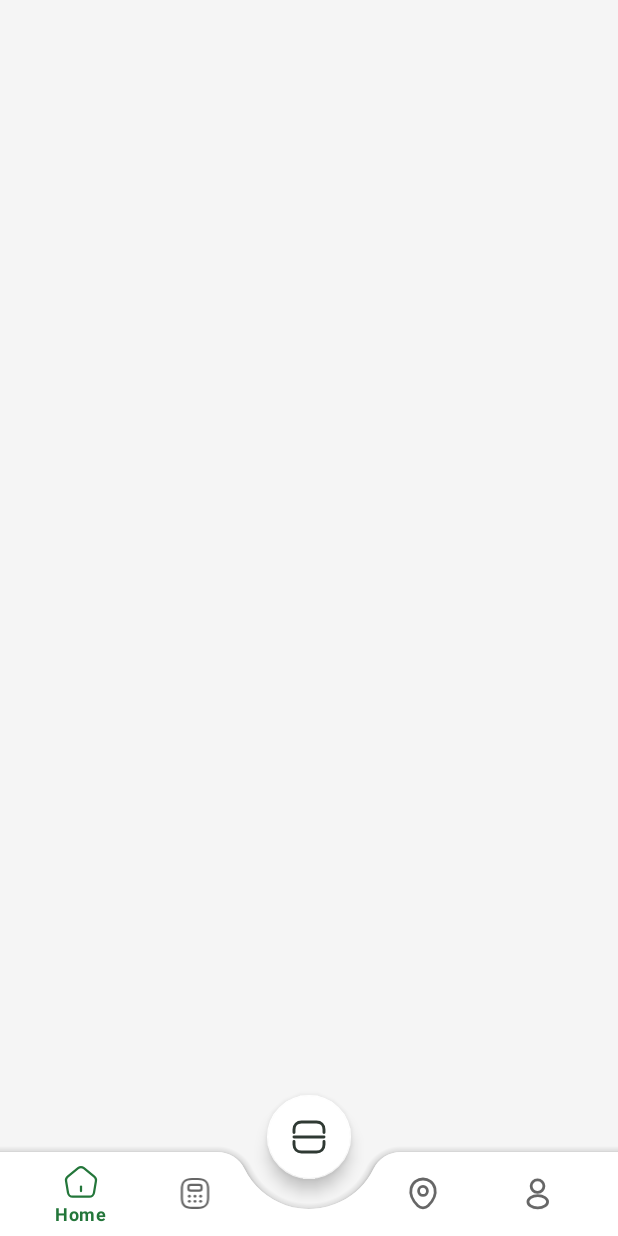
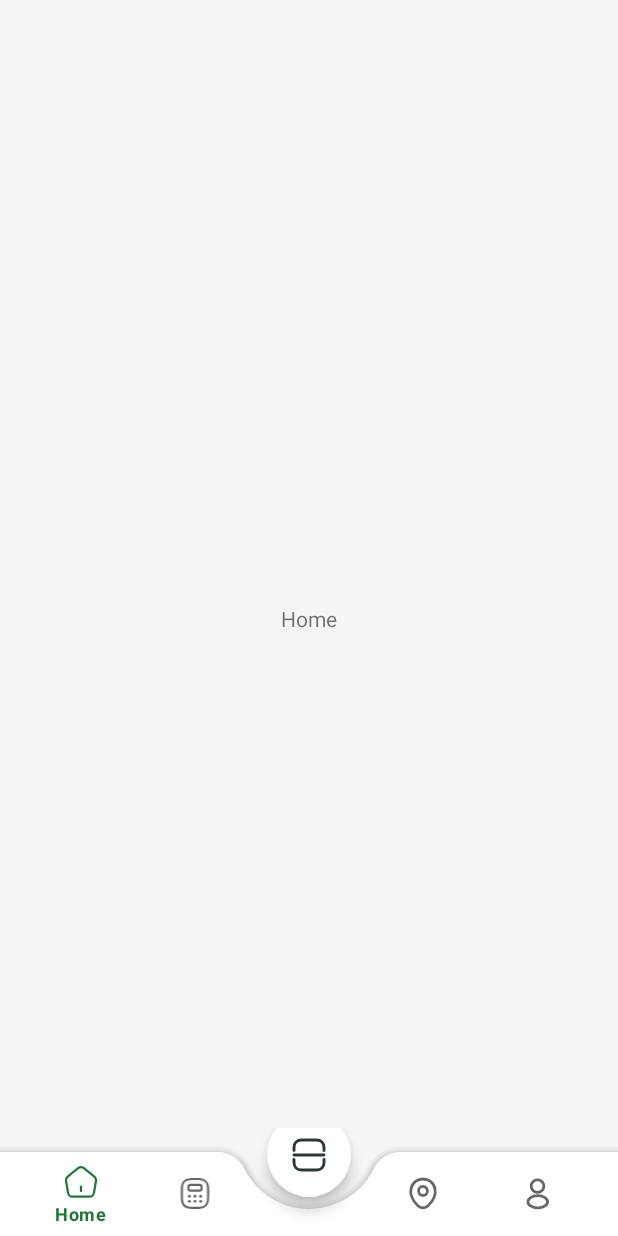
Before and after one commit to DickyArya01/PadTaniApp, an Android app: the screen it shows after launch (MainActivity), after a tap on "LOGIN", on a phone screen of 412 x 824 dp. Run offline under Robolectric (Android 15) with nearby library versions, the light colour scheme and no system bars.

Commit message:
home fragment and main nav

```diff
--- a/app/build.gradle
+++ b/app/build.gradle
@@ -39,8 +39,13 @@ dependencies {
 
     implementation 'androidx.core:core-ktx:1.7.0'
     implementation 'androidx.appcompat:appcompat:1.4.1'
-    implementation 'com.google.android.material:material:1.5.0'
-    implementation 'androidx.constraintlayout:constraintlayout:2.1.3'
+    implementation 'com.google.android.material:material:1.6.0'
+    implementation 'androidx.constraintlayout:constraintlayout:2.1.4'
+    implementation 'com.google.android.material:material:1.6.0'
+    implementation 'androidx.navigation:navigation-fragment-ktx:2.4.2'
+    implementation 'androidx.navigation:navigation-ui-ktx:2.4.2'
+    implementation 'androidx.lifecycle:lifecycle-livedata-ktx:2.3.1'
+    implementation 'androidx.lifecycle:lifecycle-viewmodel-ktx:2.3.1'
     testImplementation 'junit:junit:4.13.2'
     androidTestImplementation 'androidx.test.ext:junit:1.1.3'
     androidTestImplementation 'androidx.test.espresso:espresso-core:3.4.0'
--- a/app/src/main/AndroidManifest.xml
+++ b/app/src/main/AndroidManifest.xml
@@ -10,16 +10,19 @@
         android:supportsRtl="true"
         android:theme="@style/Theme.PadTaniApp">
         <activity
+            android:name=".MainActivity2"
+            android:exported="false"
+            android:label="@string/title_activity_main2" />
+        <activity
             android:name=".ui.register.RegisterActivity"
             android:exported="false"
-            android:label=""/>
+            android:label="" />
         <activity
             android:name=".ui.main.MainActivity"
             android:exported="false"
-            android:theme="@style/Theme.PadTaniApp"/>
+            android:theme="@style/Theme.PadTaniApp" />
         <activity
             android:name="com.kelompok27.padtaniapp.ui.splashscreen.SplashscreenActivity"
-
             android:exported="true"
             android:theme="@style/NoBar">
             <intent-filter>
@@ -31,7 +34,7 @@
         <activity
             android:name=".ui.login.LoginActivity"
             android:exported="false"
-            android:label=""/>
+            android:label="" />
     </application>
 
 </manifest>
--- a/app/src/main/java/com/kelompok27/padtaniapp/ui/login/LoginActivity.kt
+++ b/app/src/main/java/com/kelompok27/padtaniapp/ui/login/LoginActivity.kt
@@ -43,12 +43,12 @@ class LoginActivity : AppCompatActivity() {
         }
     }
 
-    private fun customToolbar(desc: String){
+    private fun customToolbar(description: String){
         customToolbar= findViewById(R.id.toolbar)
         textToolbar = findViewById(R.id.toolbarTitle)
 
         setSupportActionBar(customToolbar)
-        textToolbar.text = "$desc"
+        textToolbar.text = description
     }
 
 }
--- a/app/src/main/java/com/kelompok27/padtaniapp/ui/main/MainActivity.kt
+++ b/app/src/main/java/com/kelompok27/padtaniapp/ui/main/MainActivity.kt
@@ -2,6 +2,8 @@ package com.kelompok27.padtaniapp.ui.main
 
 import androidx.appcompat.app.AppCompatActivity
 import android.os.Bundle
+import android.system.Os
+import com.google.android.material.bottomnavigation.BottomNavigationView
 import com.kelompok27.padtaniapp.databinding.ActivityMainBinding
 
 class MainActivity : AppCompatActivity() {
@@ -15,7 +17,9 @@ class MainActivity : AppCompatActivity() {
         binding.apply {
             bottomNavigationView.background = null
             bottomNavigationView.menu.getItem(2).isEnabled = false
+            val navView: BottomNavigationView = bottomNavigationView
         }
+
 
     }
 }
--- /dev/null
+++ b/app/src/main/java/com/kelompok27/padtaniapp/ui/main/ui/home/HomeFragment.kt
@@ -0,0 +1,60 @@
+package com.kelompok27.padtaniapp.ui.main.ui.home
+
+import android.os.Bundle
+import androidx.fragment.app.Fragment
+import android.view.LayoutInflater
+import android.view.View
+import android.view.ViewGroup
+import com.kelompok27.padtaniapp.R
+
+// TODO: Rename parameter arguments, choose names that match
+// the fragment initialization parameters, e.g. ARG_ITEM_NUMBER
+private const val ARG_PARAM1 = "param1"
+private const val ARG_PARAM2 = "param2"
+
+/**
+ * A simple [Fragment] subclass.
+ * Use the [HomeFragment.newInstance] factory method to
+ * create an instance of this fragment.
+ */
+class HomeFragment : Fragment() {
+    // TODO: Rename and change types of parameters
+    private var param1: String? = null
+    private var param2: String? = null
+
+    override fun onCreate(savedInstanceState: Bundle?) {
+        super.onCreate(savedInstanceState)
+        arguments?.let {
+            param1 = it.getString(ARG_PARAM1)
+            param2 = it.getString(ARG_PARAM2)
+        }
+    }
+
+    override fun onCreateView(
+        inflater: LayoutInflater, container: ViewGroup?,
+        savedInstanceState: Bundle?
+    ): View? {
+        // Inflate the layout for this fragment
+        return inflater.inflate(R.layout.fragment_home, container, false)
+    }
+
+    companion object {
+        /**
+         * Use this factory method to create a new instance of
+         * this fragment using the provided parameters.
+         *
+         * @param param1 Parameter 1.
+         * @param param2 Parameter 2.
+         * @return A new instance of fragment HomeFragment.
+         */
+        // TODO: Rename and change types and number of parameters
+        @JvmStatic
+        fun newInstance(param1: String, param2: String) =
+            HomeFragment().apply {
+                arguments = Bundle().apply {
+                    putString(ARG_PARAM1, param1)
+                    putString(ARG_PARAM2, param2)
+                }
+            }
+    }
+}
--- a/app/src/main/res/layout/activity_main.xml
+++ b/app/src/main/res/layout/activity_main.xml
@@ -1,11 +1,18 @@
 <?xml version="1.0" encoding="utf-8"?>
-<androidx.coordinatorlayout.widget.CoordinatorLayout xmlns:android="http://schemas.android.com/apk/res/android"
+<androidx.constraintlayout.widget.ConstraintLayout xmlns:android="http://schemas.android.com/apk/res/android"
     xmlns:app="http://schemas.android.com/apk/res-auto"
     xmlns:tools="http://schemas.android.com/tools"
     android:layout_width="match_parent"
     android:layout_height="match_parent"
     android:background="@color/white_200"
     tools:context=".ui.main.MainActivity">
+
+    <androidx.coordinatorlayout.widget.CoordinatorLayout
+        android:layout_width="match_parent"
+        android:layout_height="wrap_content"
+        android:background="@color/white_200"
+        app:layout_constraintBottom_toBottomOf="parent"
+        app:layout_constraintStart_toStartOf="parent">
 
         <com.google.android.material.bottomappbar.BottomAppBar
             android:id="@+id/bottomAppBar"
@@ -29,10 +36,21 @@
 
         <com.google.android.material.floatingactionbutton.FloatingActionButton
             android:id="@+id/fab"
-        android:layout_width="wrap_content"
+            android:layout_width="107dp"
             android:layout_height="wrap_content"
             android:contentDescription="@string/scan"
             android:src="@drawable/ic_scanner"
             app:backgroundTint="@color/white"
             app:layout_anchor="@id/bottomAppBar" />
+
     </androidx.coordinatorlayout.widget.CoordinatorLayout>
+
+    <fragment
+        android:id="@+id/container"
+        android:name="androidx.navigation.fragment.NavHostFragment"
+        android:layout_width="match_parent"
+        android:layout_height="match_parent"
+        app:defaultNavHost="true"
+        app:navGraph="@navigation/main_navigation" />
+
+</androidx.constraintlayout.widget.ConstraintLayout>
--- /dev/null
+++ b/app/src/main/res/layout/fragment_home.xml
@@ -0,0 +1,18 @@
+<?xml version="1.0" encoding="utf-8"?>
+<androidx.constraintlayout.widget.ConstraintLayout xmlns:android="http://schemas.android.com/apk/res/android"
+    xmlns:app="http://schemas.android.com/apk/res-auto"
+    xmlns:tools="http://schemas.android.com/tools"
+    android:layout_width="match_parent"
+    android:layout_height="match_parent"
+    tools:context=".ui.main.ui.home.HomeFragment">
+
+    <TextView
+        android:id="@+id/textView"
+        android:layout_width="wrap_content"
+        android:layout_height="wrap_content"
+        android:text="@string/home"
+        app:layout_constraintBottom_toBottomOf="parent"
+        app:layout_constraintEnd_toEndOf="parent"
+        app:layout_constraintStart_toStartOf="parent"
+        app:layout_constraintTop_toTopOf="parent" />
+</androidx.constraintlayout.widget.ConstraintLayout>
--- a/app/src/main/res/menu/bottom_nav_menu.xml
+++ b/app/src/main/res/menu/bottom_nav_menu.xml
@@ -1,22 +1,28 @@
 <?xml version="1.0" encoding="utf-8"?>
 <menu xmlns:android="http://schemas.android.com/apk/res/android">
-    <item android:id="@+id/imHome"
-        android:title="@string/home"
-        android:icon="@drawable/ic_home" />
+    <item
+        android:id="@+id/imHome"
+        android:icon="@drawable/ic_home"
+        android:title="@string/home" />
 
-    <item android:id="@+id/imCalcul"
-        android:title="@string/calculate"
-        android:icon="@drawable/ic_calculator" />
+    <item
+        android:id="@+id/imCalcul"
+        android:icon="@drawable/ic_calculator"
+        android:title="@string/calculate" />
 
-    <item android:id="@+id/textinput_placeholder"
+    <item
+        android:id="@+id/textinput_placeholder"
         android:title="" />
 
-    <item android:id="@+id/imloc"
-        android:title="@string/location"
-        android:icon="@drawable/ic_location" />
+    <item
+        android:id="@+id/imloc"
+        android:icon="@drawable/ic_location"
+        android:title="@string/location" />
 
-    <item android:id="@+id/imProfile"
-        android:title="@string/profile"
-        android:icon="@drawable/ic_profile" />
+    <item
+        android:id="@+id/imProfile"
+        android:icon="@drawable/ic_profile"
+        android:title="@string/profile" />
+
 
 </menu>
--- /dev/null
+++ b/app/src/main/res/navigation/main_navigation.xml
@@ -0,0 +1,13 @@
+<?xml version="1.0" encoding="utf-8"?>
+<navigation xmlns:android="http://schemas.android.com/apk/res/android"
+    xmlns:app="http://schemas.android.com/apk/res-auto"
+    xmlns:tools="http://schemas.android.com/tools"
+    android:id="@+id/main_navigation"
+    app:startDestination="@id/homeFragment">
+
+    <fragment
+        android:id="@+id/homeFragment"
+        android:name="com.kelompok27.padtaniapp.ui.main.ui.home.HomeFragment"
+        android:label="fragment_home"
+        tools:layout="@layout/fragment_home" />
+</navigation>
--- a/app/src/main/res/values/strings.xml
+++ b/app/src/main/res/values/strings.xml
@@ -15,4 +15,10 @@
     <string name="location">Location</string>
     <string name="profile">Profile</string>
     <string name="harga">harga</string>
+    <string name="title_activity_main2">MainActivity2</string>
+    <string name="title_home">Home</string>
+    <string name="title_dashboard">Dashboard</string>
+    <string name="title_notifications">Notifications</string>
+    <!-- TODO: Remove or change this placeholder text -->
+    <string name="hello_blank_fragment">Hello blank fragment</string>
 </resources>
```
Lines whose indentation alone changed are shown as unchanged.
